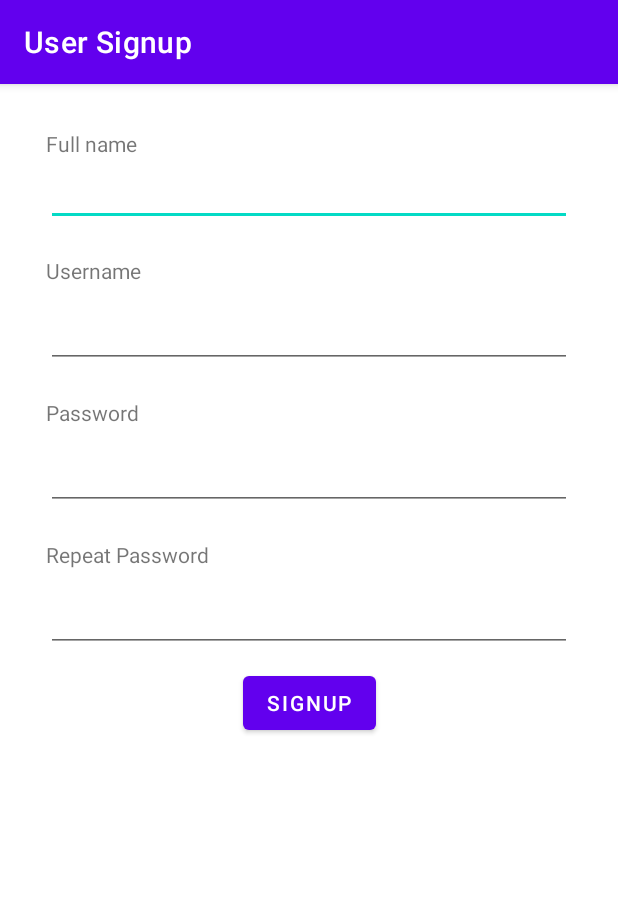
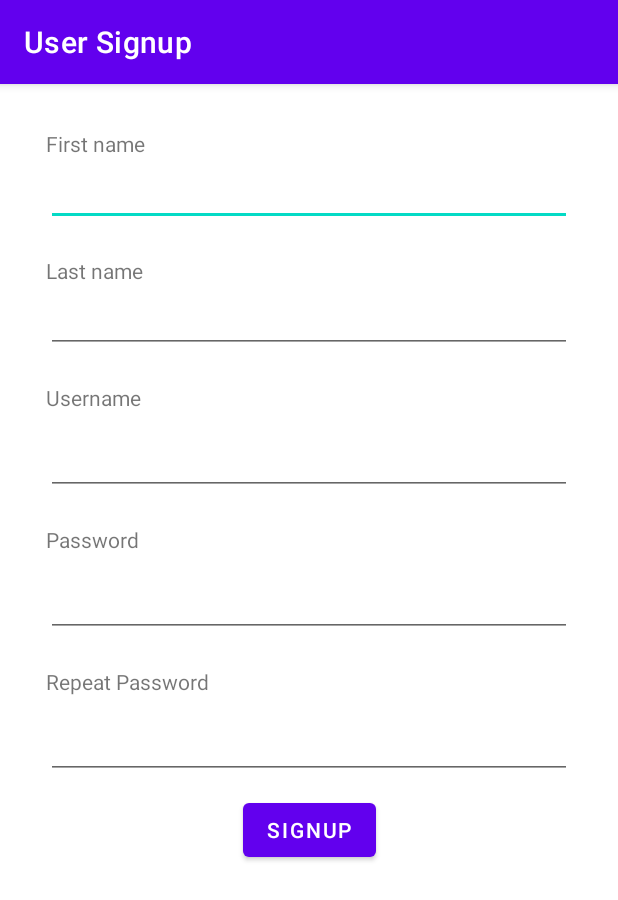
Before and after one commit to siedlejo/MobileComputingHomework, an Android app built with Jetpack Compose: the UserSignupActivity screen opened directly, with no data from a screen before it, on a phone screen of 412 x 824 dp. Shown: the top 900 px of the screen. Run offline under Robolectric (Android 15) with nearby library versions, the phone set to English and light mode, and no system bars.

Commit message:
add the first and last name fields to the design

```diff
--- a/app/src/main/res/layout/user_signup.xml
+++ b/app/src/main/res/layout/user_signup.xml
@@ -1,30 +1,56 @@
 <?xml version="1.0" encoding="utf-8"?>
-<androidx.constraintlayout.widget.ConstraintLayout xmlns:android="http://schemas.android.com/apk/res/android"
-    xmlns:tools="http://schemas.android.com/tools"
+<ScrollView
+    xmlns:android="http://schemas.android.com/apk/res/android"
+    xmlns:app="http://schemas.android.com/apk/res-auto"
+    android:layout_height="match_parent"
+    android:layout_width="match_parent">
+
+    <androidx.constraintlayout.widget.ConstraintLayout
         android:layout_width="match_parent"
-    android:layout_height="match_parent"
-    xmlns:app="http://schemas.android.com/apk/res-auto">
+        android:layout_height="match_parent">
 
         <TextView
-        android:id="@+id/nameTextView"
+            android:id="@+id/firstNameTextView"
             android:layout_marginTop="30dp"
             android:layout_width="0dp"
             android:layout_height="wrap_content"
-        android:text="@string/full_name"
+            android:text="@string/first_name"
             app:layout_constraintStart_toStartOf="@id/usernameTextView"
             app:layout_constraintEnd_toEndOf="@id/usernameTextView"
             app:layout_constraintTop_toTopOf="parent"
-        app:layout_constraintBottom_toTopOf="@id/nameEditText"/>
+            app:layout_constraintBottom_toTopOf="@id/firstNameEditText"/>
 
         <EditText
-        android:id="@+id/nameEditText"
+            android:id="@+id/firstNameEditText"
             android:layout_marginBottom="10dp"
             android:layout_height="wrap_content"
             android:layout_width="0dp"
             android:inputType="textPersonName"
             app:layout_constraintStart_toStartOf="@id/usernameTextView"
             app:layout_constraintEnd_toEndOf="@id/usernameTextView"
-        app:layout_constraintTop_toBottomOf="@id/nameTextView"
+            app:layout_constraintTop_toBottomOf="@id/firstNameTextView"
+            app:layout_constraintBottom_toTopOf="@id/lastNameTextView"/>
+
+        <TextView
+            android:id="@+id/lastNameTextView"
+            android:layout_marginTop="10dp"
+            android:layout_width="0dp"
+            android:layout_height="wrap_content"
+            android:text="@string/last_name"
+            app:layout_constraintStart_toStartOf="@id/usernameTextView"
+            app:layout_constraintEnd_toEndOf="@id/usernameTextView"
+            app:layout_constraintTop_toBottomOf="@id/firstNameEditText"
+            app:layout_constraintBottom_toTopOf="@id/lastNameEditText"/>
+
+        <EditText
+            android:id="@+id/lastNameEditText"
+            android:layout_marginBottom="10dp"
+            android:layout_height="wrap_content"
+            android:layout_width="0dp"
+            android:inputType="textPersonName"
+            app:layout_constraintStart_toStartOf="@id/usernameTextView"
+            app:layout_constraintEnd_toEndOf="@id/usernameTextView"
+            app:layout_constraintTop_toBottomOf="@id/lastNameTextView"
             app:layout_constraintBottom_toTopOf="@id/usernameTextView"/>
 
         <TextView
@@ -36,7 +62,7 @@
             android:text="@string/username"
             app:layout_constraintStart_toStartOf="parent"
             app:layout_constraintEnd_toEndOf="parent"
-        app:layout_constraintTop_toBottomOf="@id/nameEditText"
+            app:layout_constraintTop_toBottomOf="@id/lastNameEditText"
             app:layout_constraintBottom_toTopOf="@id/usernameEditText"/>
 
         <EditText
@@ -103,3 +129,4 @@
             app:layout_constraintEnd_toEndOf="@id/usernameTextView"
             app:layout_constraintTop_toBottomOf="@id/repeatPasswordEditText"/>
     </androidx.constraintlayout.widget.ConstraintLayout>
+</ScrollView>
--- a/app/src/main/res/values/strings.xml
+++ b/app/src/main/res/values/strings.xml
@@ -21,6 +21,7 @@
     <string name="add_reminder_view_title">Add Reminder</string>
 
     <string name="user_signup_view_title">User Signup</string>
-    <string name="full_name">Full name</string>
+    <string name="first_name">First name</string>
+    <string name="last_name">Last name</string>
     <string name="signup">Signup</string>
 </resources>
```
Lines whose indentation alone changed are shown as unchanged.
